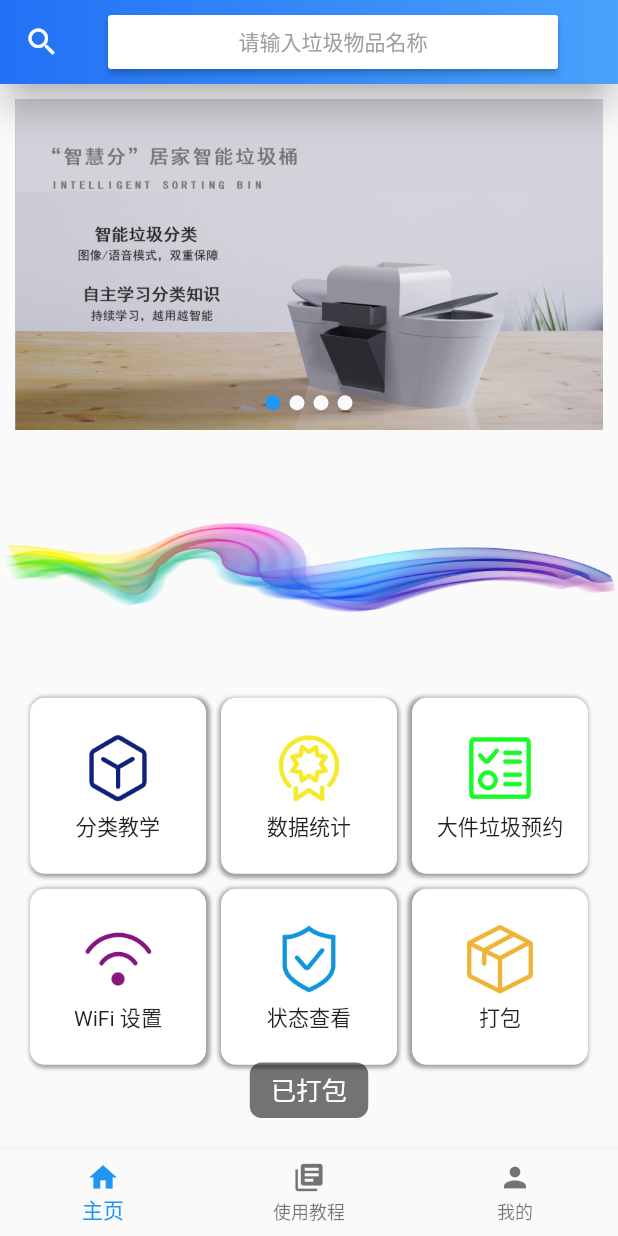
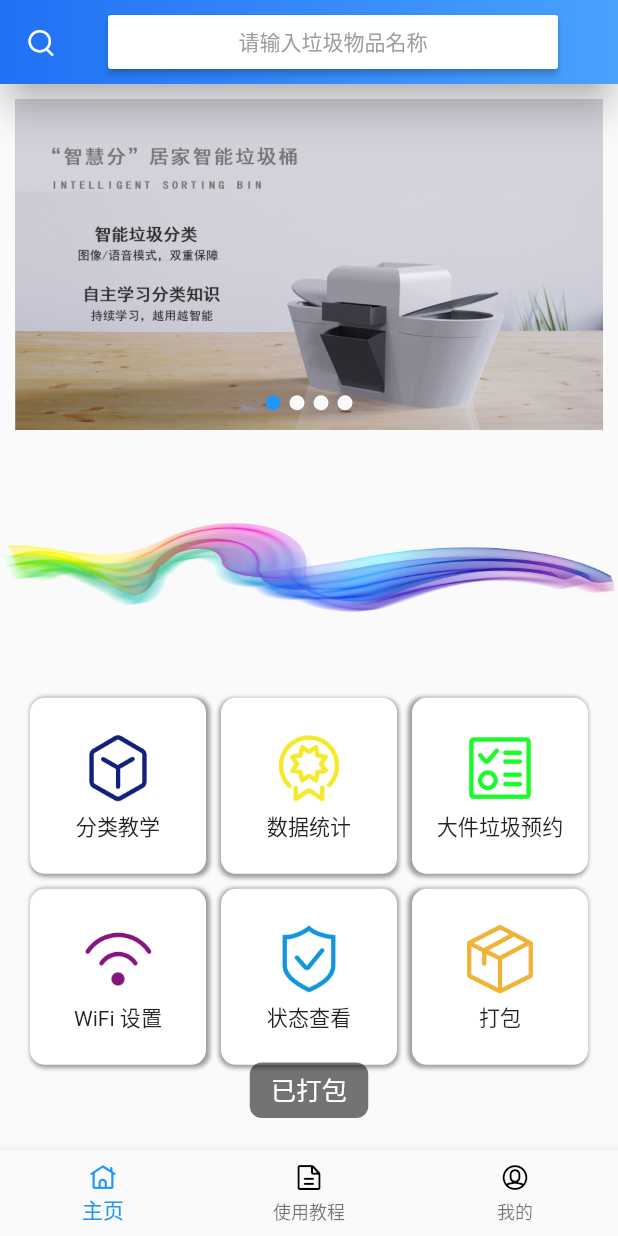
Before and after one commit to Liar-zzy/Intelli_Bin_Flutter, a Flutter app: the TabWidget screen opened directly, after a tap on "打包", on a phone screen of 412 x 824 dp. Run offline on Flutter 3.47's test engine with Material 2 defaults, Android fonts, the phone set to English and light mode, and no system bars; our stand-ins replace bot_toast, fl_chart, flutter_screenutil, flutter_swiper, font_awesome_flutter, splashscreen and 1 more; missing offline and left inert: swipe_stack, wifi_iot; Roboto replaces fonts that are missing (NotoSerifSC).

Commit message:
修改了图标、修改了app图标

```diff
--- a/lib/components/tab.dart
+++ b/lib/components/tab.dart
@@ -41,19 +41,46 @@ class _TabWidgetState extends State<TabWidget> {
         iconSize: 22,
         items: [
           BottomNavigationBarItem(
-            icon: Icon(Icons.home),
-            activeIcon: Icon(Icons.home),
-            title: Text('主页'),
+            icon: Icon(
+              IconData(0xe703, fontFamily: "AntIcons"),
+              color: Colors.black,
+            ),
+            activeIcon: Icon(
+              IconData(0xe703, fontFamily: "AntIcons"),
+              color: Colors.blue,
+            ),
+            title: Text(
+              '主页',
+              style: TextStyle(fontFamily: "NotoSerifSC"),
+            ),
           ),
           BottomNavigationBarItem(
-            icon: Icon(Icons.library_books),
-            activeIcon: Icon(Icons.library_books),
-            title: Text('使用教程'),
+            icon: Icon(
+              IconData(0xe6f3, fontFamily: "AntIcons"),
+              color: Colors.black,
+            ),
+            activeIcon: Icon(
+              IconData(0xe6f3, fontFamily: "AntIcons"),
+              color: Colors.blue,
+            ),
+            title: Text(
+              '使用教程',
+              style: TextStyle(fontFamily: "NotoSerifSC"),
+            ),
           ),
           BottomNavigationBarItem(
-            icon: Icon(Icons.person),
-            activeIcon: Icon(Icons.person),
-            title: Text('我的'),
+            icon: Icon(
+              IconData(0xe70e, fontFamily: "AntIcons"),
+              color: Colors.black,
+            ),
+            activeIcon: Icon(
+              IconData(0xe70e, fontFamily: "AntIcons"),
+              color: Colors.blue,
+            ),
+            title: Text(
+              '我的',
+              style: TextStyle(fontFamily: "NotoSerifSC"),
+            ),
           ),
         ],
         currentIndex: _currentIndex,
--- a/lib/pages/homePage/homePage.dart
+++ b/lib/pages/homePage/homePage.dart
@@ -26,7 +26,10 @@ class _HomePageState extends State<HomePage> {
             ),
           ),
         ),
-        leading: Icon(Icons.search),
+        leading: Icon(
+          IconData(0xe741, fontFamily: "AntIcons"),
+          color: Colors.white,
+        ),
         centerTitle: true,
         title: new Container(
           //标题搜索框
--- a/lib/pages/loginPage/sign_in_page.dart
+++ b/lib/pages/loginPage/sign_in_page.dart
@@ -73,7 +73,7 @@ class _SignInPageState extends State<SignInPage> {
 
                   decoration: new InputDecoration(
                       icon: new Icon(
-                        Icons.email,
+                        IconData(0xe63c, fontFamily: "AntIcons"),
                         color: Colors.black,
                       ),
                       hintText: "Email Address",
@@ -101,7 +101,7 @@ class _SignInPageState extends State<SignInPage> {
                   focusNode: passwordFocusNode,
                   decoration: new InputDecoration(
                       icon: new Icon(
-                        Icons.lock,
+                        IconData(0xe624, fontFamily: "AntIcons"),
                         color: Colors.black,
                       ),
                       hintText: "Password",
--- a/lib/pages/loginPage/sign_up_page.dart
+++ b/lib/pages/loginPage/sign_up_page.dart
@@ -81,7 +81,7 @@ class _SignUpPageState extends State<SignUpPage> {
             child: new TextFormField(
               decoration: new InputDecoration(
                   icon: new Icon(
-                    Icons.email,
+                    IconData(0xe63c, fontFamily: "AntIcons"),
                     color: Colors.black,
                   ),
                   hintText: "Email Address",
@@ -103,7 +103,7 @@ class _SignUpPageState extends State<SignUpPage> {
             child: new TextFormField(
               decoration: new InputDecoration(
                 icon: new Icon(
-                  Icons.lock,
+                  IconData(0xe624, fontFamily: "AntIcons"),
                   color: Colors.black,
                 ),
                 hintText: "Password",
@@ -133,7 +133,7 @@ class _SignUpPageState extends State<SignUpPage> {
             child: new TextFormField(
               decoration: new InputDecoration(
                 icon: new Icon(
-                  Icons.lock,
+                  IconData(0xe624, fontFamily: "AntIcons"),
                   color: Colors.black,
                 ),
                 hintText: "Confirm Passowrd",
--- a/lib/pages/myPage/main_menu.dart
+++ b/lib/pages/myPage/main_menu.dart
@@ -11,7 +11,8 @@ class MainMenu extends StatelessWidget {
       child: new ListView(
         padding: const EdgeInsets.only(left: 5.0),
         children: <Widget>[
-          _buildListItem("GitHub", Icons.web, () {
+          _buildListItem("GitHub", IconData(0xe677, fontFamily: "AntIcons"),
+              () {
             Navigator.of(context).push(new MaterialPageRoute(builder: (_) {
               return new Browser(
                 url: "https://github.com/Liar-zzy/Intelli_Bin_Flutter",
@@ -19,7 +20,7 @@ class MainMenu extends StatelessWidget {
               );
             }));
           }),
-          _buildListItem("关于我", Icons.markunread, () {
+          _buildListItem("关于我", IconData(0xe63c, fontFamily: "AntIcons"), () {
             showDialog(
               context: context,
               barrierDismissible: false,
```
Also changed, not shown: lib/pages/homePage/morePages/teachPage.dart (+8 -0 lines), assets/fonts/AntIcons.ttf, assets/images/start.png, 7 other files.
